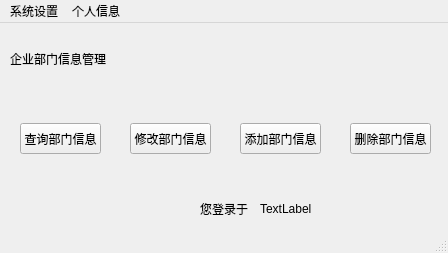
skyformat99/ManagerSystem, file ManageSystem/depart.ui: the form before one commit.
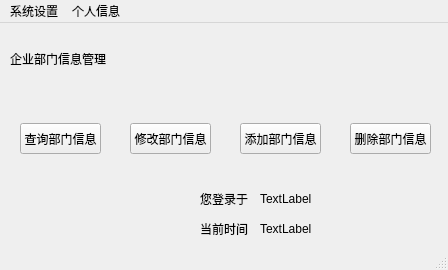
The form after the commit.

The edit to the form file:
```diff
--- a/ManageSystem/depart.ui
+++ b/ManageSystem/depart.ui
@@ -7,7 +7,7 @@
     <x>0</x>
     <y>0</y>
     <width>448</width>
-    <height>253</height>
+    <height>270</height>
    </rect>
   </property>
   <property name="windowTitle">
@@ -31,20 +31,20 @@
     <property name="geometry">
      <rect>
       <x>200</x>
-      <y>170</y>
+      <y>190</y>
       <width>54</width>
       <height>31</height>
      </rect>
     </property>
     <property name="text">
-     <string>您登录于</string>
+     <string>当前时间</string>
     </property>
    </widget>
-   <widget class="QLabel" name="timeLabel">
+   <widget class="QLabel" name="nowTimeLabel">
     <property name="geometry">
      <rect>
       <x>260</x>
-      <y>170</y>
+      <y>190</y>
       <width>171</width>
       <height>31</height>
      </rect>
@@ -105,6 +105,32 @@
      <string>添加部门信息</string>
     </property>
    </widget>
+   <widget class="QLabel" name="timeLabel">
+    <property name="geometry">
+     <rect>
+      <x>260</x>
+      <y>160</y>
+      <width>171</width>
+      <height>31</height>
+     </rect>
+    </property>
+    <property name="text">
+     <string>TextLabel</string>
+    </property>
+   </widget>
+   <widget class="QLabel" name="strTimeLabel">
+    <property name="geometry">
+     <rect>
+      <x>200</x>
+      <y>160</y>
+      <width>54</width>
+      <height>31</height>
+     </rect>
+    </property>
+    <property name="text">
+     <string>您登录于</string>
+    </property>
+   </widget>
   </widget>
   <widget class="QMenuBar" name="menubar">
    <property name="geometry">
```
Left out of the diff: 2 changed lines with no effect on the pictures.
